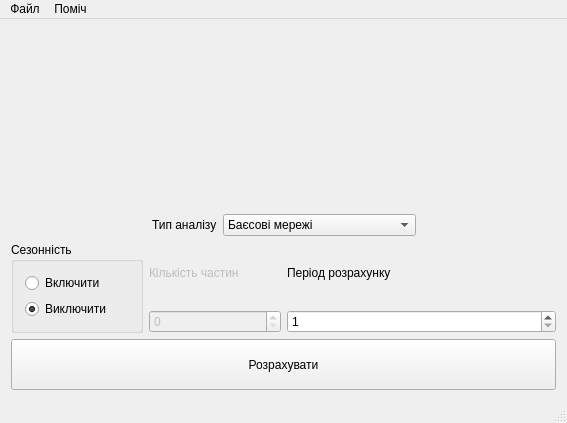
This is mainwindow.ui in maximillian2/time-series as Qt 5 draws it before an edit. The edited form follows.
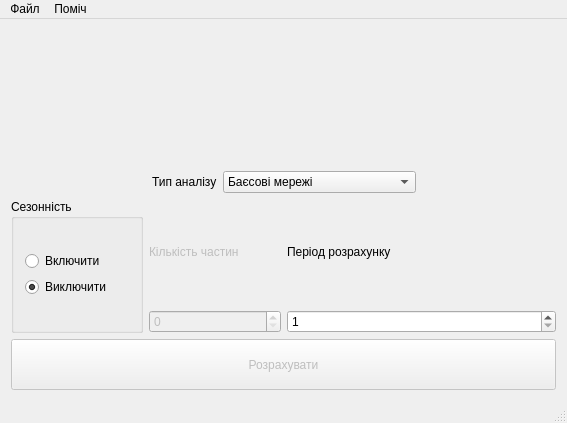
This is the edited form. Icons and pictures are not drawn.

The edit to the form file:
```diff
--- a/mainwindow.ui
+++ b/mainwindow.ui
@@ -10,6 +10,12 @@
     <height>423</height>
    </rect>
   </property>
+  <property name="minimumSize">
+   <size>
+    <width>567</width>
+    <height>423</height>
+   </size>
+  </property>
   <property name="maximumSize">
    <size>
     <width>567</width>
@@ -22,17 +28,23 @@
   <widget class="QWidget" name="centralwidget">
    <layout class="QVBoxLayout" name="verticalLayout">
     <item>
-     <spacer name="verticalSpacer">
-      <property name="orientation">
-       <enum>Qt::Vertical</enum>
+     <widget class="QLabel" name="logoLabel">
+      <property name="sizePolicy">
+       <sizepolicy hsizetype="Preferred" vsizetype="Preferred">
+        <horstretch>0</horstretch>
+        <verstretch>0</verstretch>
+       </sizepolicy>
       </property>
-      <property name="sizeHint" stdset="0">
-       <size>
-        <width>20</width>
-        <height>40</height>
-       </size>
+      <property name="text">
+       <string/>
       </property>
-     </spacer>
+      <property name="pixmap">
+       <pixmap resource="additional.qrc">:/series_logo.png</pixmap>
+      </property>
+      <property name="alignment">
+       <set>Qt::AlignCenter</set>
+      </property>
+     </widget>
     </item>
     <item>
      <layout class="QHBoxLayout" name="horizontalLayout">
@@ -177,6 +189,9 @@
     </item>
     <item>
      <widget class="QPushButton" name="calculatePushButton">
+      <property name="enabled">
+       <bool>false</bool>
+      </property>
       <property name="minimumSize">
        <size>
         <width>271</width>
```
Left out of the diff: 18 changed lines with no effect on the pictures.
